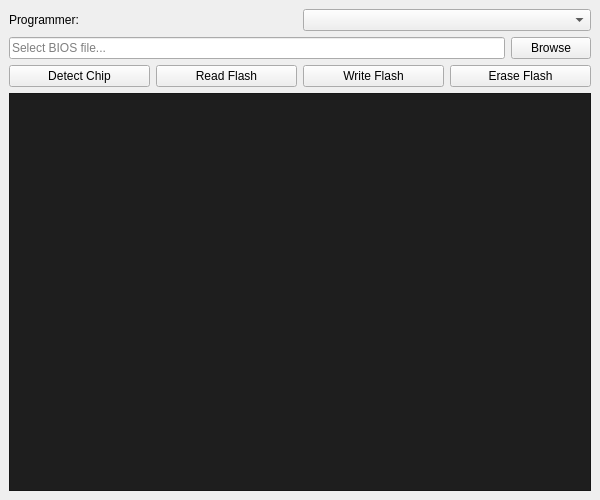
Above: mainwindow.ui from wming126/flash_helper before the change. Below: the same form after it.
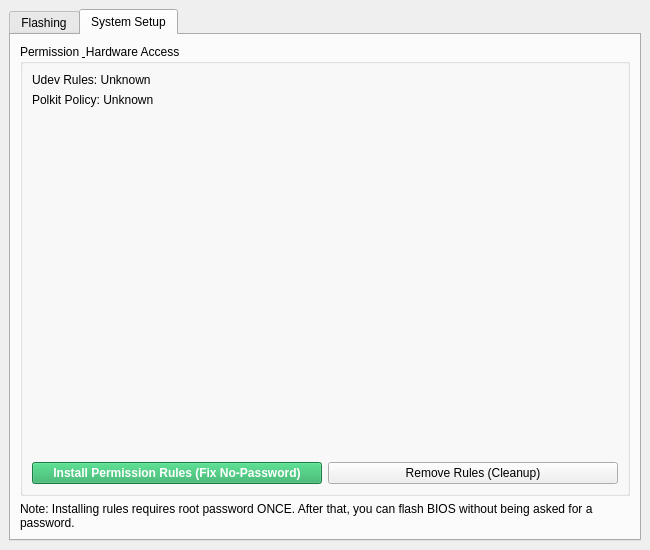
That is the form after the change. The open tabs and pages were chosen to show the change.

What changed in the file:
```diff
--- a/mainwindow.ui
+++ b/mainwindow.ui
@@ -6,8 +6,8 @@
    <rect>
     <x>0</x>
     <y>0</y>
-    <width>600</width>
-    <height>500</height>
+    <width>650</width>
+    <height>550</height>
    </rect>
   </property>
   <property name="windowTitle">
@@ -16,6 +16,16 @@
   <widget class="QWidget" name="centralwidget">
    <layout class="QVBoxLayout" name="verticalLayout">
     <item>
+     <widget class="QTabWidget" name="tabWidget">
+      <property name="currentIndex">
+       <number>0</number>
+      </property>
+      <widget class="QWidget" name="tabFlash">
+       <attribute name="title">
+        <string>Flashing</string>
+       </attribute>
+       <layout class="QVBoxLayout" name="verticalLayout_2">
+        <item>
      <layout class="QHBoxLayout" name="horizontalLayout">
       <item>
        <widget class="QLabel" name="label">
@@ -87,6 +97,84 @@
       <property name="styleSheet">
        <string notr="true">background-color: #1e1e1e; color: #ffffff; font-family: 'Monospace';</string>
       </property>
+         </widget>
+        </item>
+       </layout>
+      </widget>
+      <widget class="QWidget" name="tabSetup">
+       <attribute name="title">
+        <string>System Setup</string>
+       </attribute>
+       <layout class="QVBoxLayout" name="verticalLayout_3">
+        <item>
+         <widget class="QGroupBox" name="groupBox">
+          <property name="title">
+           <string>Permission &amp; Hardware Access</string>
+          </property>
+          <layout class="QVBoxLayout" name="verticalLayout_4">
+           <item>
+            <widget class="QLabel" name="lblUdevStatus">
+             <property name="text">
+              <string>Udev Rules: Unknown</string>
+             </property>
+            </widget>
+           </item>
+           <item>
+            <widget class="QLabel" name="lblPolkitStatus">
+             <property name="text">
+              <string>Polkit Policy: Unknown</string>
+             </property>
+            </widget>
+           </item>
+           <item>
+            <spacer name="verticalSpacer">
+             <property name="orientation">
+              <enum>Qt::Vertical</enum>
+             </property>
+             <property name="sizeHint" stdset="0">
+              <size>
+               <width>20</width>
+               <height>40</height>
+              </size>
+             </property>
+            </spacer>
+           </item>
+           <item>
+            <layout class="QHBoxLayout" name="horizontalLayout_4">
+             <item>
+              <widget class="QPushButton" name="btnInstallRules">
+               <property name="text">
+                <string>Install Permission Rules (Fix No-Password)</string>
+               </property>
+               <property name="styleSheet">
+                <string notr="true">background-color: #27ae60; color: white; font-weight: bold;</string>
+               </property>
+              </widget>
+             </item>
+             <item>
+              <widget class="QPushButton" name="btnRemoveRules">
+               <property name="text">
+                <string>Remove Rules (Cleanup)</string>
+               </property>
+              </widget>
+             </item>
+            </layout>
+           </item>
+          </layout>
+         </widget>
+        </item>
+        <item>
+         <widget class="QLabel" name="label_2">
+          <property name="text">
+           <string>Note: Installing rules requires root password ONCE. After that, you can flash BIOS without being asked for a password.</string>
+          </property>
+          <property name="wordWrap">
+           <bool>true</bool>
+          </property>
+         </widget>
+        </item>
+       </layout>
+      </widget>
      </widget>
     </item>
    </layout>
```
Lines whose indentation alone changed are shown as unchanged.
